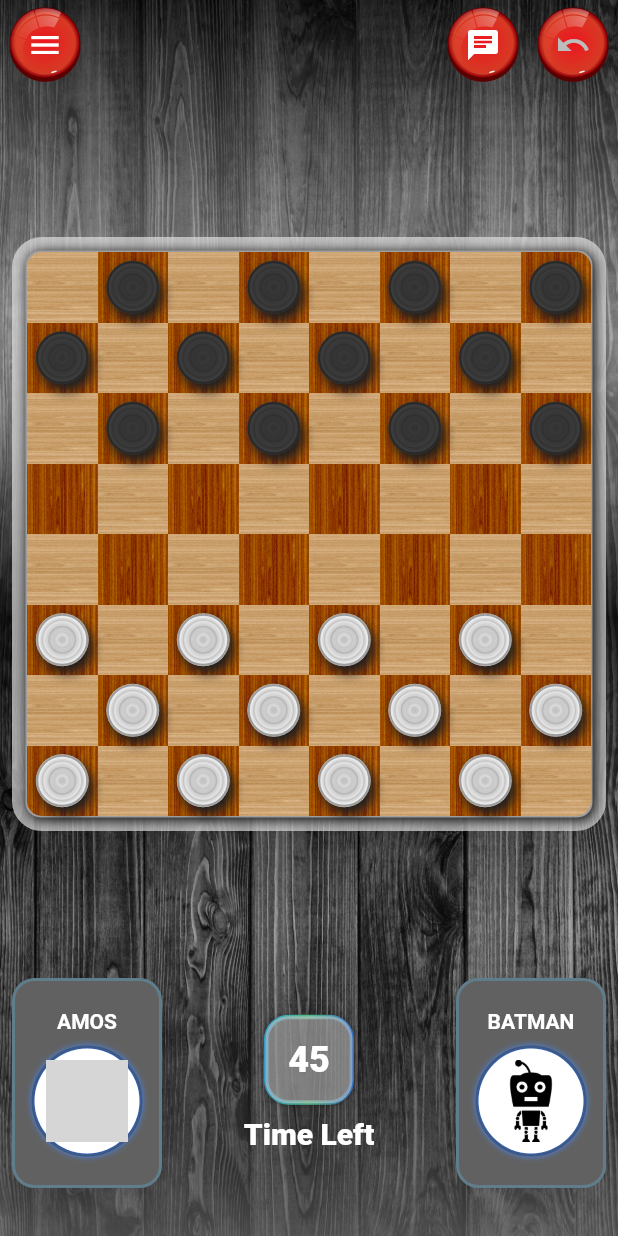
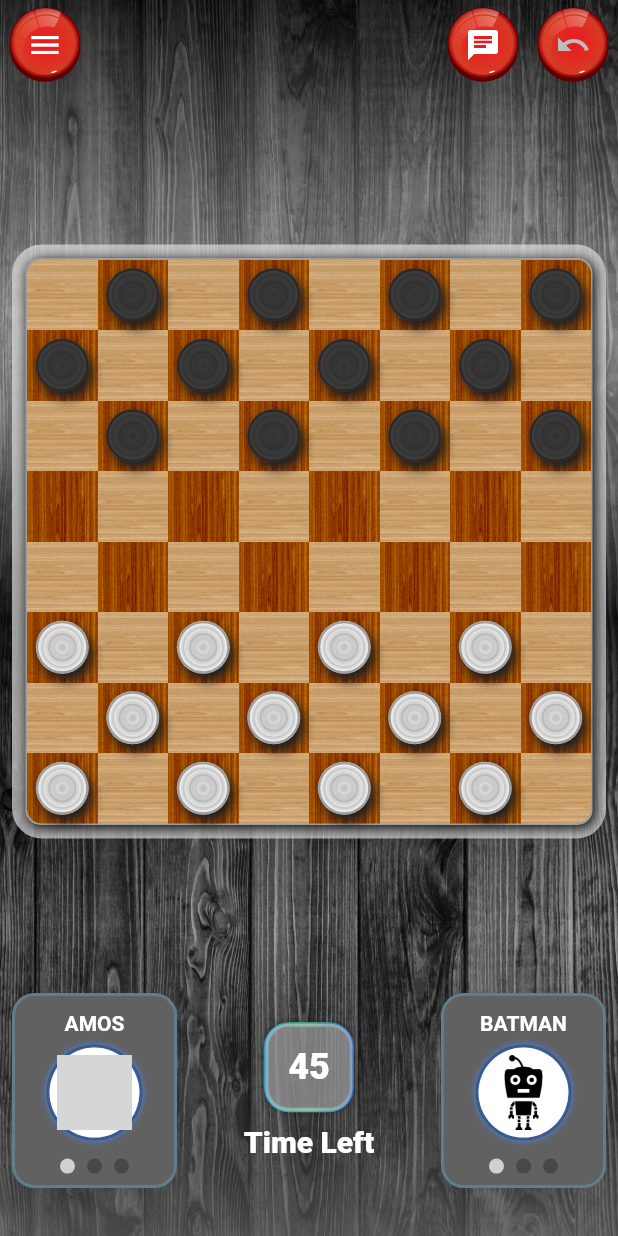
Before and after one commit to amospdev/CheckersGame, a Flutter app: the screen it shows after launch, on a phone screen of 412 x 824 dp. Run offline on Flutter 3.47's test engine with Material 2 defaults, Android fonts, the phone set to English and light mode, and no system bars; drawn by our look-alikes of page_view_dot_indicator; our stand-ins replace flutter_animate, flutter_svg, lottie; grey boxes are pictures that could not be loaded.

Commit message:
continue to implement the strategy pattern

```diff
--- a/lib/main.dart
+++ b/lib/main.dart
@@ -14,7 +14,6 @@ import 'package:untitled/extensions/cg_log.dart';
 import 'package:untitled/extensions/screen_ratio.dart';
 import 'package:untitled/features_game.dart';
 import 'package:untitled/game/checkers_board.dart';
-import 'package:untitled/game/pawns_operation.dart';
 import 'package:untitled/game_view_model.dart';
 import 'package:untitled/ui/background_game.dart';
 import 'package:untitled/ui/widgets/main_game_border.dart';
@@ -22,6 +21,7 @@ import 'package:untitled/ui/widgets/pawn/pawn_piece.dart';
 import 'package:untitled/ui/widgets/pawn/pawn_piece_animate.dart';
 import 'package:untitled/ui/widgets/pawn/status_change/pawn_player_one_dark.dart';
 import 'package:untitled/ui/widgets/pawn/status_change/pawn_player_two_light.dart';
+import 'package:untitled/ui/widgets/player_pager_card.dart';
 import 'package:untitled/ui/widgets/timer/timer.dart';
 
 void main() => runApp(
@@ -54,6 +54,7 @@ class GameBoard extends StatefulWidget {
 
 class GameBoardState extends State<GameBoard> with TickerProviderStateMixin {
   late final AnimationController _pawnMoveController;
+  late int selectedPage;
 
   static const int _pawnMoveDuration = 350;
   static const double pawnAliveScale = 0.75;
@@ -68,6 +69,7 @@ class GameBoardState extends State<GameBoard> with TickerProviderStateMixin {
   @override
   void initState() {
     super.initState();
+    selectedPage = 0;
     gameViewModel = Provider.of<GameViewModel>(context, listen: false);
     _pawnMoveController = AnimationController(
       duration: const Duration(milliseconds: 3000),
@@ -195,47 +197,6 @@ class GameBoardState extends State<GameBoard> with TickerProviderStateMixin {
     );
   }
 
-  Widget _player({required String avatarPath, required String playerName}) =>
-      Column(
-        mainAxisAlignment: MainAxisAlignment.center,
-        children: [
-          Padding(
-            padding: const EdgeInsets.only(bottom: 8.0),
-            child: Text(
-              playerName,
-              style: const TextStyle(
-                  color: Colors.white, fontWeight: FontWeight.w700),
-            ),
-          ),
-          _circleAvatarPlayer(filePath: avatarPath),
-        ],
-      );
-
-  Widget _circleAvatarPlayer({required filePath}) {
-    return Container(
-      decoration: BoxDecoration(
-        shape: BoxShape.circle,
-        border: Border.all(
-          color: borderCircleAvatar, // Set the color of the border
-          width: 2, // Set the width of the border
-        ),
-        boxShadow: [
-          BoxShadow(
-            color: Colors.blueAccent.withOpacity(0.9),
-            blurRadius: 3
-          )
-        ]
-      ),
-      child: CircleAvatar(
-        radius: 35.0, // Adjust the radius as needed
-        backgroundColor: Colors.white,
-        child: Image.asset(
-          filePath,
-          height: 55,
-        ),
-      ),
-    );
-  }
 
   Widget _getCells(double cellSize, double widthBoardByOrientation) {
     // logDebug("MAIN WIDGET _getCells");
@@ -390,60 +351,75 @@ class GameBoardState extends State<GameBoard> with TickerProviderStateMixin {
   Widget _bottomLayer() {
     return Container(
       margin: const EdgeInsets.only(bottom: 32),
-      child: Padding(
-        padding: const EdgeInsets.only(left: 8.0, right: 8.0),
+      child: const Padding(
+        padding: EdgeInsets.only(left: 8.0, right: 8.0),
         child: Row(
           mainAxisAlignment: MainAxisAlignment.spaceBetween,
           children: [
-            _playerPager(
+            PlayerPagerCard(
                 avatarPath: 'assets/avatar_player.png',
                 playerName: 'AMOS',
-                pawnColor: PawnsOperation.playerOnePawnDarkColor,
-                pawnTextColor: PawnsOperation.playerOnePawnTextLightColor,
-                pawnStatusValueNotifier: gameViewModel.blackPawnStatus,
-                pawnStatusChange: const PawnPlayerOneDark()),
-            const TurnTimer(),
-            _playerPager(
+                pawnStatusChange: PawnPlayerOneDark()),
+            TurnTimer(),
+            PlayerPagerCard(
                 avatarPath: 'assets/bot_1.png',
                 playerName: 'BATMAN',
-                pawnTextColor: PawnsOperation.playerTwoPawnTextDarkColor,
-                pawnColor: PawnsOperation.playerTwoPawnLightColor,
-                pawnStatusValueNotifier: gameViewModel.whitePawnStatus,
-                pawnStatusChange: const PawnPlayerTwoLight())
+                pawnStatusChange: PawnPlayerTwoLight())
           ],
         ),
       ),
     );
   }
 
-  Widget _playerPager(
-      {required String avatarPath,
-      required Color pawnTextColor,
-      required String playerName,
-      required Color pawnColor,
-      required ValueNotifier<PawnStatus> pawnStatusValueNotifier,
-      required Widget pawnStatusChange}) {
-    return Container(
-      height: 140,
-      width: 100,
-      decoration: BoxDecoration(
-        color: Colors.grey.shade700,
-        borderRadius: BorderRadius.circular(15),
-        border: Border.all(
-          color: borderRoundedPlayerCard, // Green border
-          width: 2,
-        ),
-      ),
-      child: PageView(
-        // Customize the PageView widget as needed
-        children: [
-          _player(
-            playerName: playerName,
-            avatarPath: avatarPath,
-          ),
-          pawnStatusChange
-        ],
-      ),
-    );
-  }
+// Widget _playerPager(
+//     {required String avatarPath,
+//     required String playerName,
+//     required Widget pawnStatusChange}) {
+//   return Container(
+//     height: 140,
+//     width: 100,
+//     decoration: BoxDecoration(
+//       color: Colors.grey.shade700,
+//       borderRadius: BorderRadius.circular(15),
+//       border: Border.all(
+//         color: borderRoundedPlayerCard, // Green border
+//         width: 2,
+//       ),
+//     ),
+//     child: Column(
+//       children: [
+//         Expanded(
+//             child: PageView(
+//           onPageChanged: (page) {
+//             setState(() {
+//               selectedPage = page;
+//             });
+//           },
+//           children: [
+//             _player(
+//               playerName: playerName,
+//               avatarPath: avatarPath,
+//             ),
+//             pawnStatusChange
+//           ],
+//         )),
+//         PageViewDotIndicator(
+//           currentItem: selectedPage,
+//           count: 2,
+//           unselectedColor: Colors.black26,
+//           selectedColor: Colors.blue,
+//           duration: const Duration(milliseconds: 200),
+//           boxShape: BoxShape.circle,
+//           // onItemClicked: (index) {
+//           //   _pageController.animateToPage(
+//           //     index,
+//           //     duration: const Duration(milliseconds: 200),
+//           //     curve: Curves.easeInOut,
+//           //   );
+//           // },
+//         ),
+//       ],
+//     ),
+//   );
+// }
 }
--- a/lib/ui/widgets/pawn/status_change/pawn_status_change.dart
+++ b/lib/ui/widgets/pawn/status_change/pawn_status_change.dart
@@ -24,7 +24,7 @@ class PawnStatusChange extends StatelessWidget {
     required Color pawnColor,
     required Color pawnTextColor,
   }) {
-    double pawnSize = 45;
+    double pawnSize = 40;
     double pawnTextScaleFactor = 0.41;
     return ValueListenableBuilder<PawnStatus>(
       valueListenable: pawnStatusNotifier,
--- /dev/null
+++ b/lib/ui/widgets/player_pager_card.dart
@@ -0,0 +1,139 @@
+import 'package:flutter/material.dart';
+import 'package:page_view_dot_indicator/page_view_dot_indicator.dart';
+import 'package:untitled/main.dart';
+
+class PlayerPagerCard extends StatefulWidget {
+  final String avatarPath;
+  final String playerName;
+  final Widget pawnStatusChange;
+
+  const PlayerPagerCard(
+      {super.key,
+      required this.avatarPath,
+      required this.playerName,
+      required this.pawnStatusChange});
+
+  @override
+  State<PlayerPagerCard> createState() => _PlayerPagerCardState();
+}
+
+class _PlayerPagerCardState extends State<PlayerPagerCard> {
+  late int selectedPage;
+  late final PageController _pageController;
+
+  @override
+  void initState() {
+    selectedPage = 0;
+    _pageController = PageController(initialPage: selectedPage);
+
+    super.initState();
+  }
+
+  @override
+  Widget build(BuildContext context) => _playerPager(
+      avatarPath: widget.avatarPath,
+      playerName: widget.playerName,
+      pawnStatusChange: widget.pawnStatusChange);
+
+  Widget _playerPager(
+      {required String avatarPath,
+      required String playerName,
+      required Widget pawnStatusChange}) {
+    return Container(
+      height: 130,
+      width: 110,
+      decoration: BoxDecoration(
+        color: Colors.grey.shade700,
+        borderRadius: BorderRadius.circular(15),
+        border: Border.all(
+          color: GameBoardState.borderRoundedPlayerCard, // Green border
+          width: 2,
+        ),
+      ),
+      child: Column(
+        children: [
+          Expanded(
+              flex: 4,
+              child: PageView(
+                controller: _pageController,
+                onPageChanged: (page) {
+                  setState(() {
+                    selectedPage = page;
+                  });
+                },
+                children: [
+                  _player(
+                    playerName: playerName,
+                    avatarPath: avatarPath,
+                  ),
+                  pawnStatusChange,
+                  Container(
+                    alignment: Alignment.center,
+                    child: const Text("PLAYER DATA"),
+                  )
+                ],
+              )),
+          Expanded(
+            child: PageViewDotIndicator(
+              padding: EdgeInsets.zero,
+              // margin: EdgeInsets.zero,
+              size: const Size(10, 10),
+              currentItem: selectedPage,
+              count: 3,
+              unselectedColor: Colors.black26,
+              selectedColor: Colors.white70,
+              duration: const Duration(milliseconds: 200),
+              boxShape: BoxShape.circle,
+              onItemClicked: (index) {
+                _pageController.animateToPage(
+                  index,
+                  duration: const Duration(milliseconds: 200),
+                  curve: Curves.easeInOut,
+                );
+              },
+            ),
+          ),
+        ],
+      ),
+    );
+  }
+
+  Widget _player({required String avatarPath, required String playerName}) =>
+      Column(
+        mainAxisAlignment: MainAxisAlignment.center,
+        children: [
+          Padding(
+            padding: const EdgeInsets.only(bottom: 6.0, top: 6),
+            child: Text(
+              playerName,
+              style: const TextStyle(
+                  color: Colors.white, fontWeight: FontWeight.w700),
+            ),
+          ),
+          _circleAvatarPlayer(filePath: avatarPath),
+        ],
+      );
+
+  Widget _circleAvatarPlayer({required filePath}) {
+    return Container(
+      decoration: BoxDecoration(
+          shape: BoxShape.circle,
+          border: Border.all(
+            color: GameBoardState.borderCircleAvatar,
+            // Set the color of the border
+            width: 2, // Set the width of the border
+          ),
+          boxShadow: [
+            BoxShadow(color: Colors.blueAccent.withOpacity(0.9), blurRadius: 3)
+          ]),
+      child: CircleAvatar(
+        radius: 30.0, // Adjust the radius as needed
+        backgroundColor: Colors.white,
+        child: Image.asset(
+          filePath,
+          height: 50,
+        ),
+      ),
+    );
+  }
+}
--- a/pubspec.yaml
+++ b/pubspec.yaml
@@ -35,6 +35,7 @@ dependencies:
   lottie: ^2.6.0
   flutter_animate: ^4.3.0
   circular_countdown_timer: ^0.2.3
+  page_view_dot_indicator: ^2.3.0
 
 
   # The following adds the Cupertino Icons font to your application.
```
Also changed, not shown: pubspec.lock.
